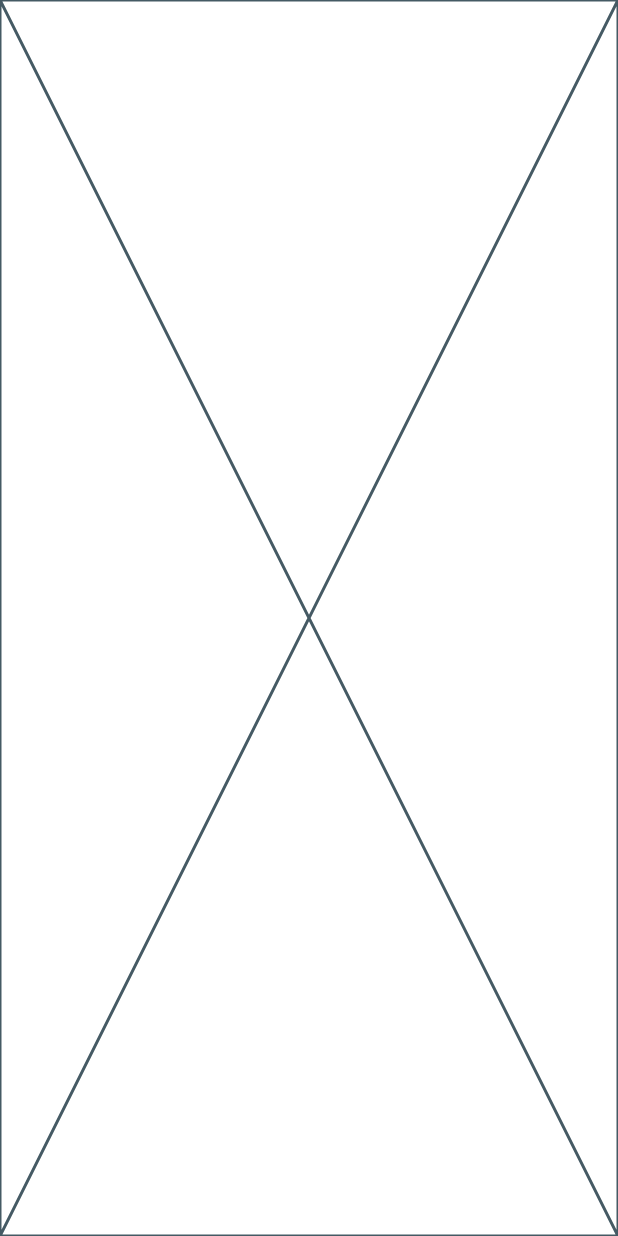
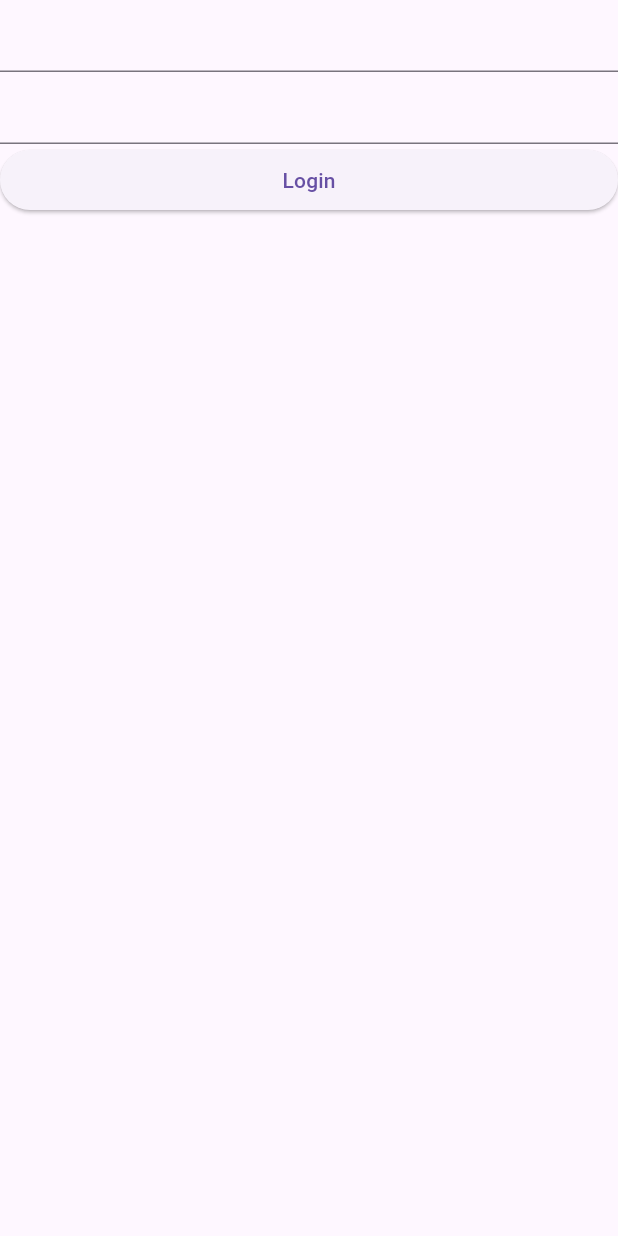
Before and after one commit to SQ77/MarketMirror, a Flutter app: the screen it shows after launch, on a phone screen of 412 x 824 dp. Run offline on Flutter 3.47's test engine with Material 3 defaults, Android fonts, the phone set to English and light mode, and no system bars; our stand-ins replace supabase_flutter; accounts and stored records are empty.

Commit message:
Add Login Page with authentication

```diff
--- a/lib/pages/login_page.dart
+++ b/lib/pages/login_page.dart
@@ -1,4 +1,5 @@
 import 'package:flutter/material.dart';
+import 'package:marketmirror/auth/auth_service.dart';
 
 class LoginPage extends StatefulWidget {
   const LoginPage({super.key});
@@ -8,8 +9,37 @@ class LoginPage extends StatefulWidget {
 }
 
 class _LoginPageState extends State<LoginPage> {
+  final authService = AuthService();
+
+  final _emailController = TextEditingController();
+  final _passwordController = TextEditingController();
+
+  void login() async {
+    final email = _emailController.text;
+    final password = _passwordController.text;
+
+    try {
+      await authService.signInWithEmailPassword(email, password);
+    } catch (e) {
+      if (mounted) {
+        ScaffoldMessenger.of(
+          context,
+        ).showSnackBar(SnackBar(content: Text("Error: $e")));
+      }
+    }
+  }
+
   @override
   Widget build(BuildContext context) {
-    return const Placeholder();
+    return Scaffold(
+      body: ListView(
+        children: [
+          TextField(controller: _emailController),
+          TextField(controller: _passwordController),
+
+          ElevatedButton(onPressed: login, child: const Text("Login")),
+        ],
+      ),
+    );
   }
 }
```
